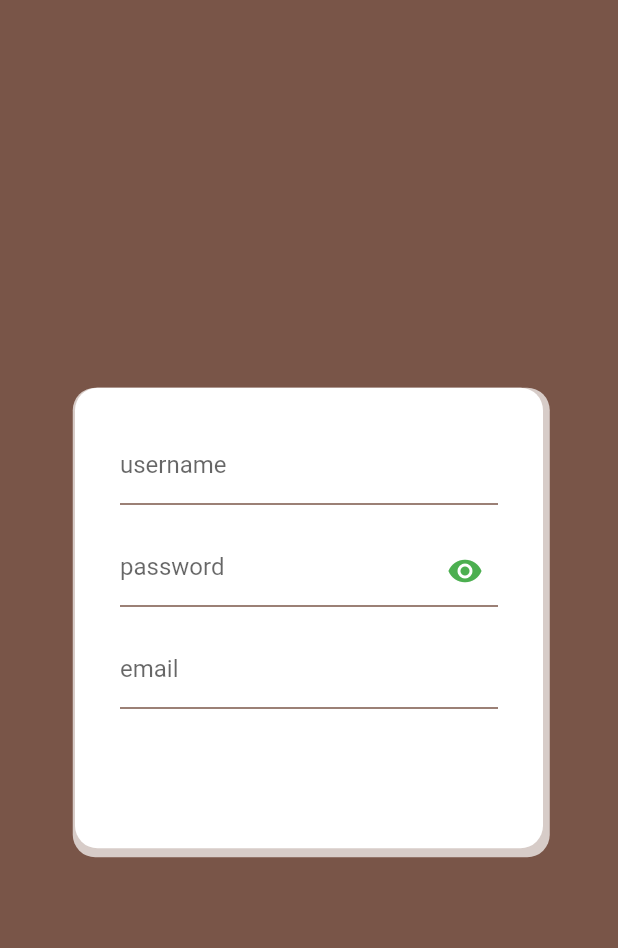
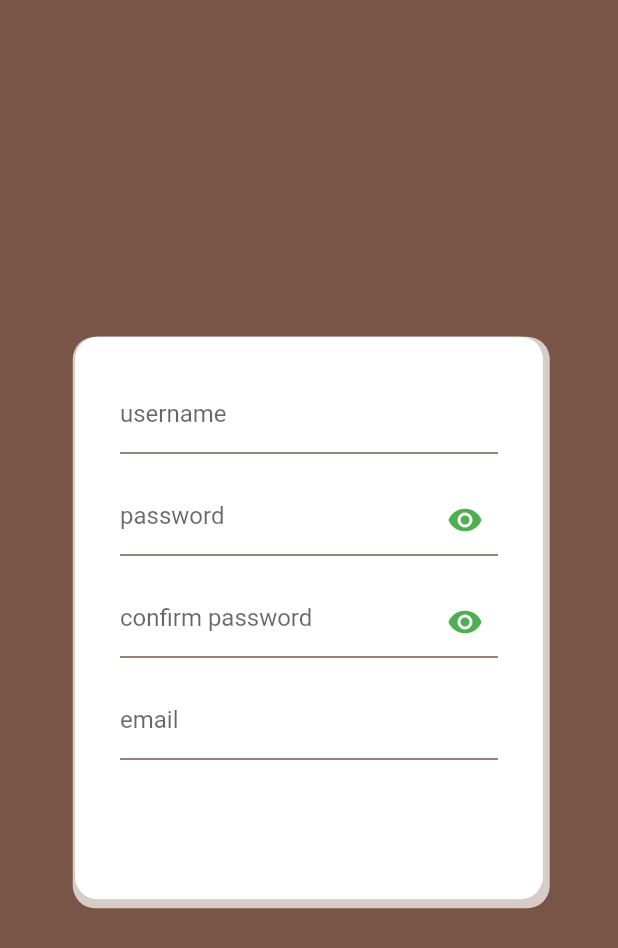
Before and after one commit to pintertamas/shed-mobile, a Flutter app: the SignUpScreen screen opened by its route, on a phone screen of 412 x 824 dp. Shown: the top 948 px of the screen. Run offline on Flutter 3.47's test engine with Material 2 defaults, Android fonts, the phone set to English and light mode, and no system bars; our stand-ins replace dio, font_awesome_flutter, qr_flutter, rxdart, shared_preferences; missing offline and left inert: animated_button, qr_code_scanner, shared_preferences_web, stomp_dart_client; accounts and stored records are empty; network calls fail.

Commit message:
laptop and pc merge

```diff
--- a/lib/mobile/user_management/screen/sign_up_screen.dart
+++ b/lib/mobile/user_management/screen/sign_up_screen.dart
@@ -20,6 +20,7 @@ class SignUpScreen extends StatefulWidget {
 class _SignUpScreenState extends State<SignUpScreen> {
   TextEditingController usernameController = TextEditingController();
   TextEditingController passwordController = TextEditingController();
+  TextEditingController confirmPasswordController = TextEditingController();
   TextEditingController emailController = TextEditingController();
   UserService userService = UserService();
   OtpService otpService = OtpService();
@@ -38,6 +39,7 @@ class _SignUpScreenState extends State<SignUpScreen> {
     return CustomInputContainer(
       usernameController: usernameController,
       passwordController: passwordController,
+      confirmPasswordController: confirmPasswordController,
       emailController: emailController,
       isLogin: false,
       onPressed: () async {
--- a/lib/mobile/user_management/service/validation_service.dart
+++ b/lib/mobile/user_management/service/validation_service.dart
@@ -41,6 +41,20 @@ class ValidationService {
         return null;
       };
 
+  static String? Function(String?)? validateConfirmPassword(
+    String? password,
+    String? confirmPassword,
+  ) =>
+      (value) {
+        if (value == null || value.isEmpty) {
+          return 'Password field cannot be empty';
+        }
+        if (value != confirmPassword) {
+          return 'Passwords do not match';
+        }
+        return null;
+      };
+
   static String? Function(String?)? validateEmail(String? value) => (value) {
         if (value == null || value.isEmpty || !_validateEmail(value)) {
           return 'Enter a valid email';
--- a/lib/mobile/user_management/widget/custom_input_container.dart
+++ b/lib/mobile/user_management/widget/custom_input_container.dart
@@ -1,4 +1,5 @@
 import 'package:flutter/material.dart';
+import 'package:websocket_mobile/mobile/user_management/service/user_service.dart';
 import 'package:websocket_mobile/mobile/user_management/screen/forgot_password_screen.dart';
 import 'package:websocket_mobile/mobile/user_management/service/validation_service.dart';
 
@@ -11,11 +12,13 @@ class CustomInputContainer extends StatefulWidget {
     required this.passwordController,
     required this.isLogin,
     required this.onPressed,
+    this.confirmPasswordController,
     this.emailController,
     Key? key,
   }) : super(key: key);
   final TextEditingController usernameController;
   final TextEditingController passwordController;
+  final TextEditingController? confirmPasswordController;
   final TextEditingController? emailController;
   final bool isLogin;
   final void Function() onPressed;
@@ -26,6 +29,7 @@ class CustomInputContainer extends StatefulWidget {
 
 class _CustomInputContainerState extends State<CustomInputContainer> {
   final formKey = GlobalKey<FormState>();
+  UserService userService = UserService();
   ValidationService validationService = ValidationService();
 
   @override
@@ -84,6 +88,17 @@ class _CustomInputContainerState extends State<CustomInputContainer> {
                         ),
                         if (!widget.isLogin)
                           CustomTextInput(
+                            hint: 'confirm password',
+                            controller: widget.confirmPasswordController!,
+                            isPassword: true,
+                            validator:
+                                ValidationService.validateConfirmPassword(
+                              widget.confirmPasswordController!.text,
+                              widget.passwordController.text,
+                            ),
+                          ),
+                        if (!widget.isLogin)
+                          CustomTextInput(
                             hint: 'email',
                             controller: widget.emailController!,
                             keyboardType: TextInputType.emailAddress,
```
